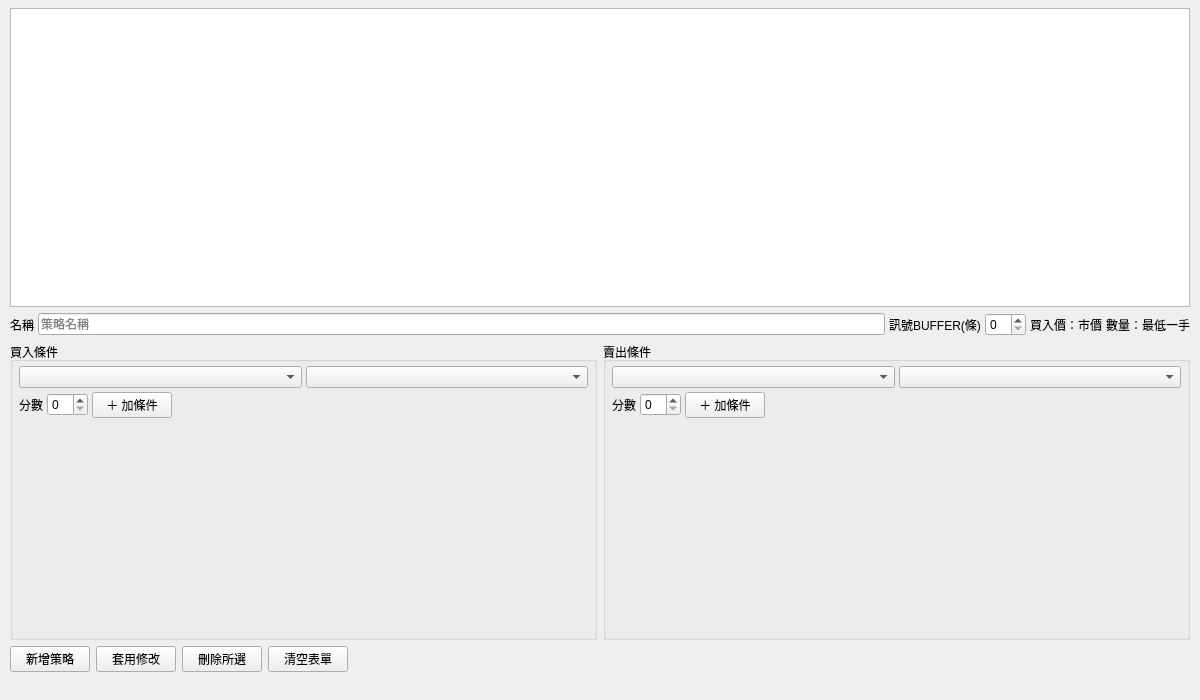
The window that gateway/ui/strategies_page.ui (frankiecsy-lab/broker-client) describes before a commit, drawn with Qt 5.
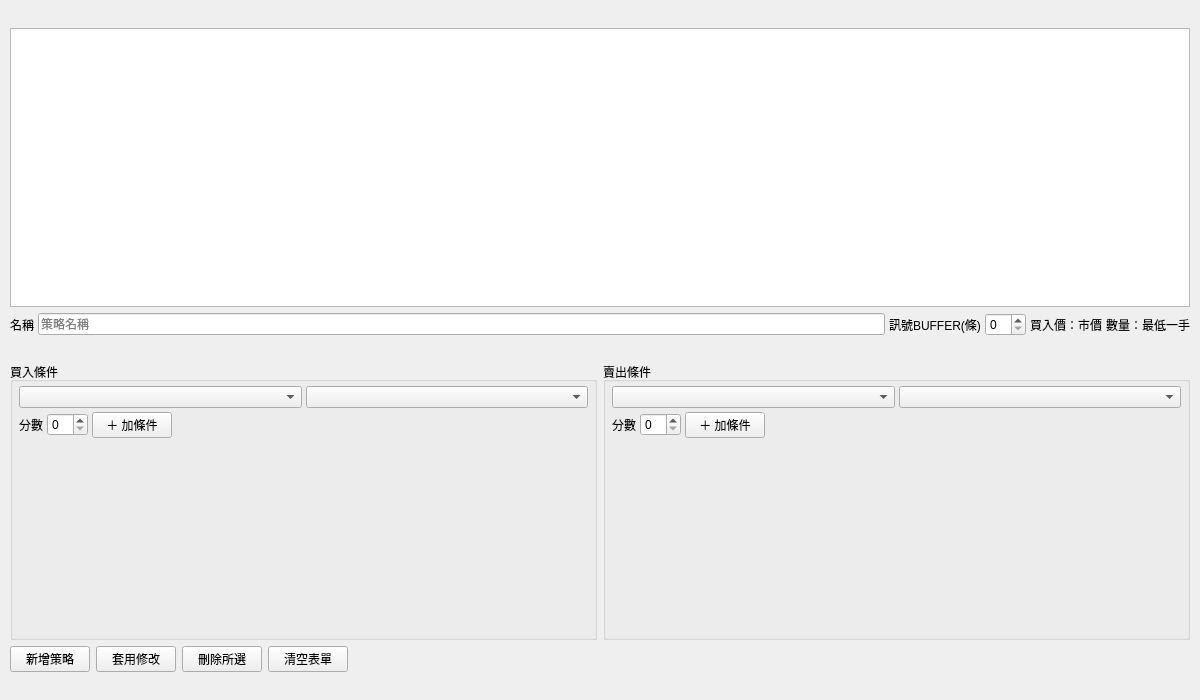
The same window after the commit.

Patch:
```diff
--- a/gateway/ui/strategies_page.ui
+++ b/gateway/ui/strategies_page.ui
@@ -16,6 +16,18 @@
    <property name="rightMargin"><number>10</number></property>
    <property name="bottomMargin"><number>8</number></property>
    <property name="spacing"><number>6</number></property>
+   <!-- 頁級使用說明（文案屬 i18n → strategies_page.py _TEXT）：規則集語義 + 邊度會用到 -->
+   <item>
+    <widget class="QLabel" name="str_page_note">
+     <property name="sizePolicy">
+      <sizepolicy hsizetype="Expanding" vsizetype="Preferred">
+       <horstretch>0</horstretch><verstretch>0</verstretch>
+      </sizepolicy>
+     </property>
+     <property name="wordWrap"><bool>true</bool></property>
+     <property name="text"><string/></property>
+    </widget>
+   </item>
    <!-- 表先（多選 → 刪除；單行 → 載入編輯）；欄寬／欄頭行為屬資料 → strategies_page.py -->
    <item>
     <widget class="QTableView" name="str_table">
@@ -65,6 +77,13 @@
      </item>
     </layout>
    </item>
+   <!-- 分數制係呢度最容易誤會嘅規則 → 先一句講清觸發條件（文案屬 i18n） -->
+   <item>
+    <widget class="QLabel" name="str_score_note">
+     <property name="wordWrap"><bool>true</bool></property>
+     <property name="text"><string/></property>
+    </widget>
+   </item>
    <!-- 買／賣兩組條件編輯器（分數制）：combo／分數行屬排版；
         動態參數欄由 strategies_page.py 按 strategies.CONDITION_DEFS 填進 str_*_paramSlot，
         已加條件（draft）逐條填進 str_*_rulesSlot —— 數量屬資料，唔寫落呢度 -->
```
